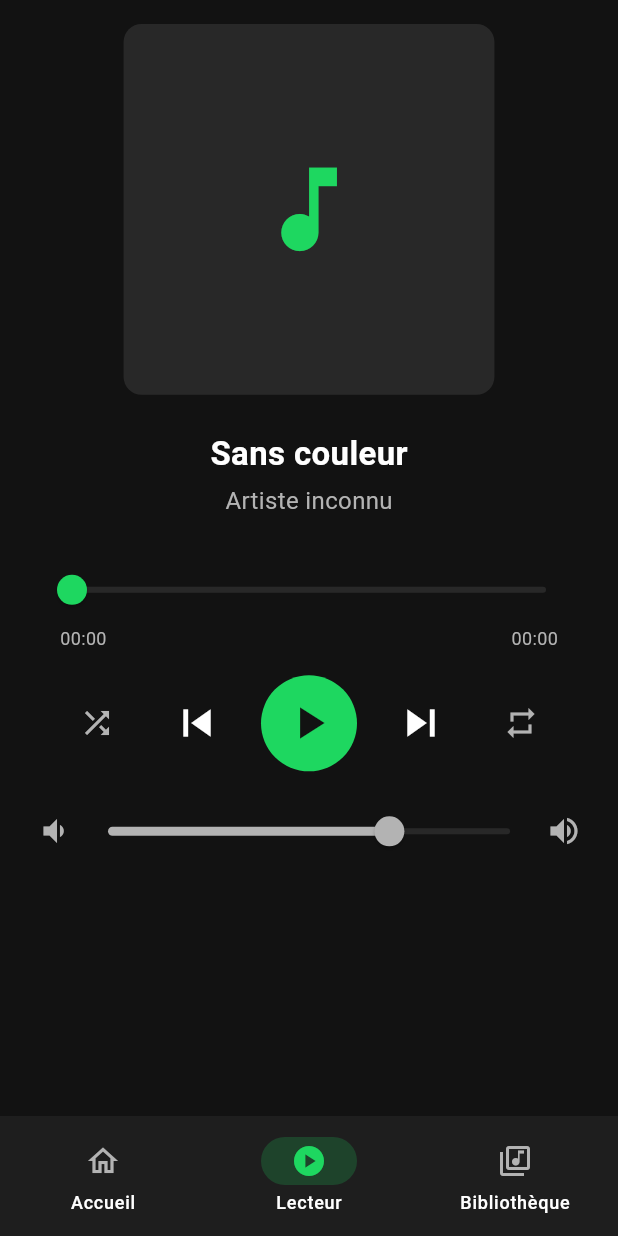
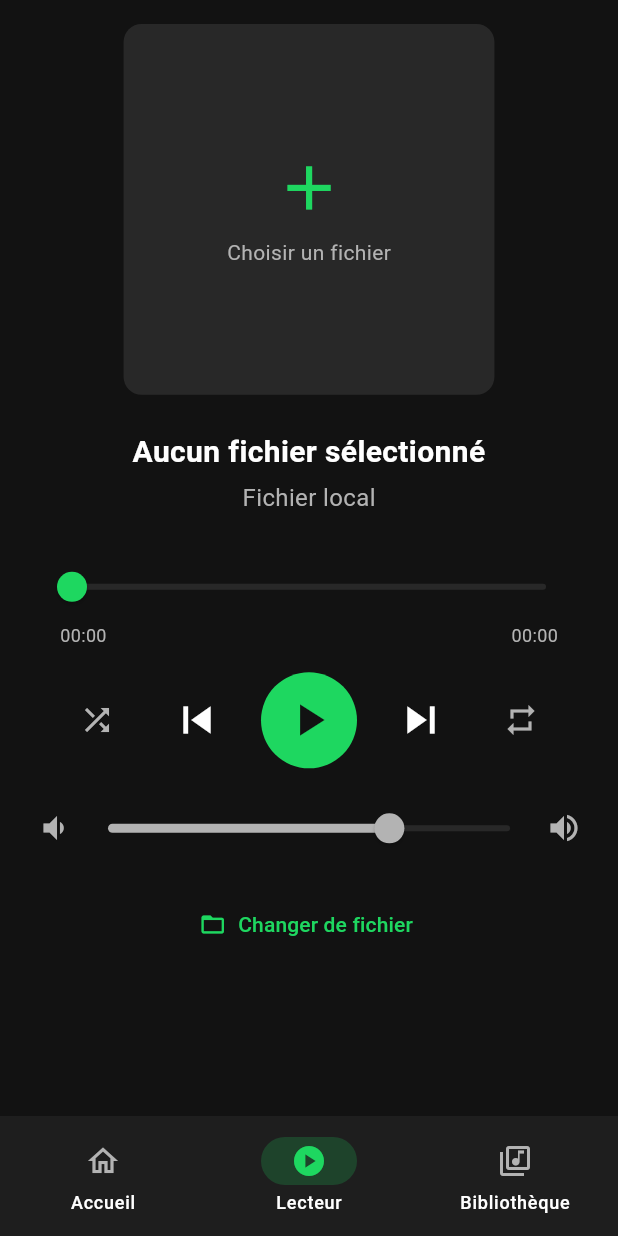
Before and after one commit to comparetvictor/spotifly, a Flutter app: the screen it shows after launch, item 2 of the bottom bar chosen, after a tap on the "play arrow" icon, on a phone screen of 412 x 824 dp. Run offline on Flutter 3.47's test engine with Material 3 defaults, Android fonts, the phone set to English and light mode, and no system bars; our stand-ins replace audioplayers, file_picker.

Commit message:
feat: sélection de fichiers audio locaux avec file_picker

```diff
--- a/lib/features/player/player_page.dart
+++ b/lib/features/player/player_page.dart
@@ -1,5 +1,6 @@
 import 'package:flutter/material.dart';
 import 'package:audioplayers/audioplayers.dart';
+import 'package:file_picker/file_picker.dart';
 import '../../shared/theme/app_theme.dart';
 
 class PlayerPage extends StatefulWidget {
@@ -18,17 +19,16 @@ class _PlayerPageState extends State<PlayerPage> {
   Duration _position = Duration.zero;
   bool _completed = false;
   bool _seeking = false;
+  String _title = 'Aucun fichier sélectionné';
+  String? _filePath;
 
   @override
   void initState() {
     super.initState();
-    _initPlayer();
+    _initListeners();
   }
 
-  Future<void> _initPlayer() async {
-    await _player.setVolume(_volume);
-    await _player.setSource(AssetSource('audio/07_Sans_couleur.mp3'));
-
+  void _initListeners() {
     _player.onDurationChanged.listen((d) {
       setState(() => _duration = d);
     });
@@ -52,10 +52,37 @@ class _PlayerPageState extends State<PlayerPage> {
     });
   }
 
+  Future<void> _pickFile() async {
+    final result = await FilePicker.pickFiles(
+      type: FileType.custom,
+      allowedExtensions: ['mp3', 'wav', 'flac', 'm4a'],
+    );
+
+    if (result != null && result.files.single.path != null) {
+      final path = result.files.single.path!;
+      final name = result.files.single.name;
+
+      setState(() {
+        _filePath = path;
+        _title = name.replaceAll(RegExp(r'\.[^.]+$'), '');
+        _completed = false;
+        _progress = 0.0;
+        _position = Duration.zero;
+        _duration = Duration.zero;
+      });
+
+      await _player.play(DeviceFileSource(path));
+    }
+  }
+
   Future<void> _togglePlay() async {
+    if (_filePath == null) {
+      await _pickFile();
+      return;
+    }
     if (_completed) {
       _completed = false;
-      await _player.play(AssetSource('audio/07_Sans_couleur.mp3'));
+      await _player.play(DeviceFileSource(_filePath!));
     } else if (_isPlaying) {
       await _player.pause();
     } else {
@@ -78,7 +105,7 @@ class _PlayerPageState extends State<PlayerPage> {
       _position = position;
       _seeking = false;
     });
-    if (_isPlaying || !_completed) await _player.resume();
+    if (!_completed) await _player.resume();
   }
 
   String _formatDuration(Duration d) {
@@ -106,7 +133,9 @@ class _PlayerPageState extends State<PlayerPage> {
           child: Column(
             crossAxisAlignment: CrossAxisAlignment.center,
             children: [
-              Center(
+              GestureDetector(
+                onTap: _pickFile,
+                child: Center(
                   child: Container(
                     width: albumSize,
                     height: albumSize,
@@ -114,27 +143,35 @@ class _PlayerPageState extends State<PlayerPage> {
                       color: AppColors.card,
                       borderRadius: BorderRadius.circular(12),
                     ),
-                  child: Icon(
-                    Icons.music_note,
-                    color: AppColors.primary,
-                    size: albumSize * 0.3,
+                    child: _filePath == null
+                        ? Column(
+                            mainAxisAlignment: MainAxisAlignment.center,
+                            children: [
+                              Icon(Icons.add, color: AppColors.primary, size: albumSize * 0.2),
+                              const SizedBox(height: 8),
+                              const Text('Choisir un fichier',
+                                  style: TextStyle(color: AppColors.textSecondary)),
+                            ],
+                          )
+                        : Icon(Icons.music_note, color: AppColors.primary, size: albumSize * 0.3),
                   ),
                 ),
               ),
 
               const SizedBox(height: 24),
 
-              const Text(
-                'Sans couleur',
-                style: TextStyle(
+              Text(
+                _title,
+                textAlign: TextAlign.center,
+                style: const TextStyle(
                   color: AppColors.textPrimary,
-                  fontSize: 22,
+                  fontSize: 20,
                   fontWeight: FontWeight.bold,
                 ),
               ),
               const SizedBox(height: 4),
               const Text(
-                'Artiste inconnu',
+                'Fichier local',
                 style: TextStyle(color: AppColors.textSecondary, fontSize: 16),
               ),
 
@@ -230,6 +267,17 @@ class _PlayerPageState extends State<PlayerPage> {
                   const Icon(Icons.volume_up, color: AppColors.textSecondary),
                 ],
               ),
+
+              const SizedBox(height: 16),
+
+              TextButton.icon(
+                onPressed: _pickFile,
+                icon: const Icon(Icons.folder_open, color: AppColors.primary),
+                label: const Text(
+                  'Changer de fichier',
+                  style: TextStyle(color: AppColors.primary),
+                ),
+              ),
             ],
           ),
         ),
--- a/pubspec.yaml
+++ b/pubspec.yaml
@@ -35,6 +35,7 @@ dependencies:
   # Use with the CupertinoIcons class for iOS style icons.
   cupertino_icons: ^1.0.8
   audioplayers: ^6.8.1
+  file_picker: ^11.0.2
 dev_dependencies:
   flutter_test:
     sdk: flutter
```
Also changed, not shown: pubspec.lock, 3 other files. Lines whose indentation alone changed are shown as unchanged.
